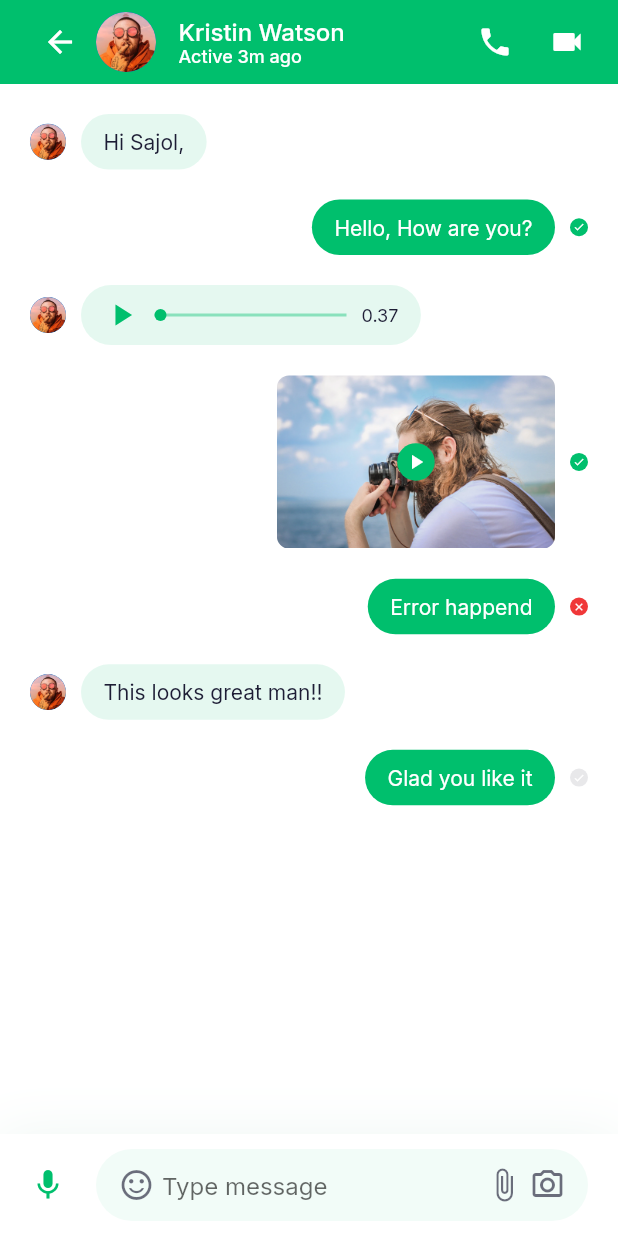
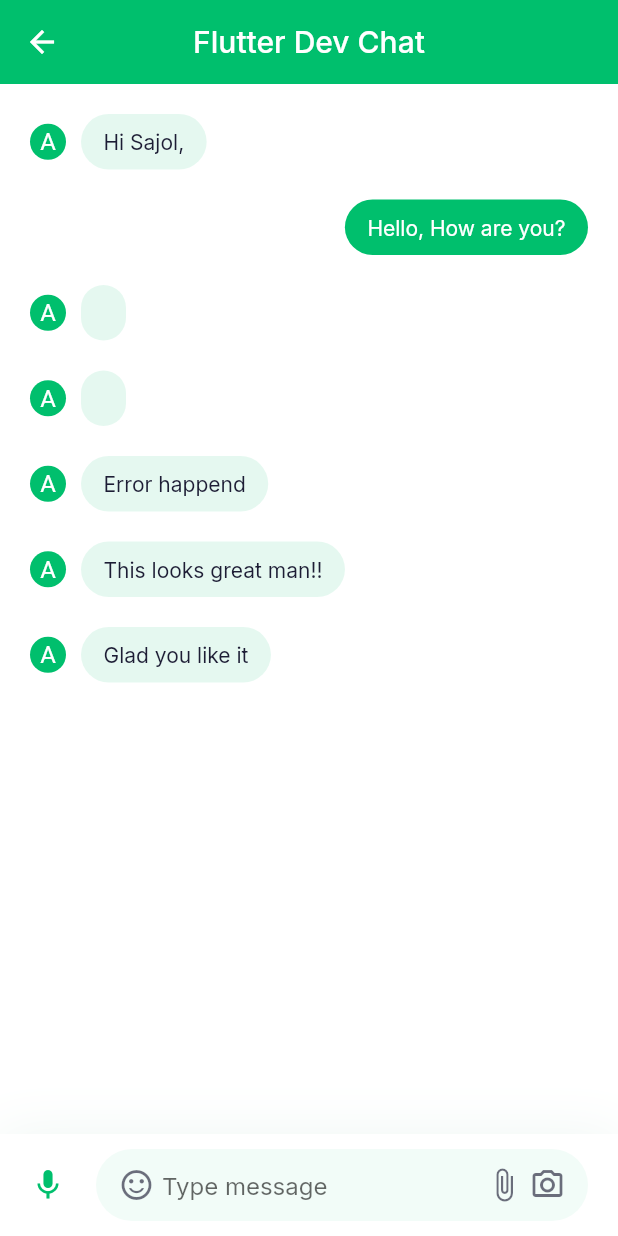
Before and after one commit to abuanwar072/Chat-Messaging-App-Light-and-Dark-Theme, a Flutter app: the MessagesScreen screen opened directly, on a phone screen of 412 x 824 dp. Run offline on Flutter 3.47's test engine with Material 2 defaults, Android fonts, the phone set to English and light mode, and no system bars; our stand-ins replace flutter_svg, form_field_validator, google_fonts.

Commit message:
message screen refactor

```diff
--- a/lib/screens/messages/components/body.dart
+++ /dev/null
@@ -1,27 +0,0 @@
-import 'package:chat/constants.dart';
-import 'package:chat/models/ChatMessage.dart';
-import 'package:flutter/material.dart';
-
-import 'chat_input_field.dart';
-import 'message.dart';
-
-class Body extends StatelessWidget {
-  @override
-  Widget build(BuildContext context) {
-    return Column(
-      children: [
-        Expanded(
-          child: Padding(
-            padding: const EdgeInsets.symmetric(horizontal: defaultPadding),
-            child: ListView.builder(
-              itemCount: demeChatMessages.length,
-              itemBuilder: (context, index) =>
-                  Message(message: demeChatMessages[index]),
-            ),
-          ),
-        ),
-        ChatInputField(),
-      ],
-    );
-  }
-}
--- a/lib/screens/messages/components/message.dart
+++ b/lib/screens/messages/components/message.dart
@@ -1,87 +1,40 @@
-import 'package:chat/models/ChatMessage.dart';
 import 'package:flutter/material.dart';
 
 import '../../../constants.dart';
-import 'audio_message.dart';
 import 'text_message.dart';
-import 'video_message.dart';
 
 class Message extends StatelessWidget {
   const Message({
     Key? key,
     required this.message,
+    this.isSender = false,
   }) : super(key: key);
 
-  final ChatMessage message;
+  final String message;
+  final bool isSender;
 
   @override
   Widget build(BuildContext context) {
-    Widget messageContaint(ChatMessage message) {
-      switch (message.messageType) {
-        case ChatMessageType.text:
-          return TextMessage(message: message);
-        case ChatMessageType.audio:
-          return AudioMessage(message: message);
-        case ChatMessageType.video:
-          return VideoMessage();
-        default:
-          return SizedBox();
-      }
-    }
-
     return Padding(
       padding: const EdgeInsets.only(top: defaultPadding),
       child: Row(
         mainAxisAlignment:
-            message.isSender ? MainAxisAlignment.end : MainAxisAlignment.start,
+            isSender ? MainAxisAlignment.end : MainAxisAlignment.start,
         children: [
-          if (!message.isSender) ...[
+          if (!isSender) ...[
             CircleAvatar(
               radius: 12,
-              backgroundImage: AssetImage("assets/images/user_2.png"),
+              backgroundColor: kPrimaryColor,
+              child: Text(
+                "A",
+                style: TextStyle(color: Colors.white),
+              ),
             ),
             SizedBox(width: defaultPadding / 2),
           ],
-          messageContaint(message),
-          if (message.isSender) MessageStatusDot(status: message.messageStatus)
+          TextMessage(message: message, isSender: isSender),
         ],
       ),
     );
   }
 }
-
-class MessageStatusDot extends StatelessWidget {
-  final MessageStatus? status;
-
-  const MessageStatusDot({Key? key, this.status}) : super(key: key);
-  @override
-  Widget build(BuildContext context) {
-    Color dotColor(MessageStatus status) {
-      switch (status) {
-        case MessageStatus.not_sent:
-          return kErrorColor;
-        case MessageStatus.not_view:
-          return Theme.of(context).textTheme.bodyLarge!.color!.withOpacity(0.1);
-        case MessageStatus.viewed:
-          return kPrimaryColor;
-        default:
-          return Colors.transparent;
-      }
-    }
-
-    return Container(
-      margin: EdgeInsets.only(left: defaultPadding / 2),
-      height: 12,
-      width: 12,
-      decoration: BoxDecoration(
-        color: dotColor(status!),
-        shape: BoxShape.circle,
-      ),
-      child: Icon(
-        status == MessageStatus.not_sent ? Icons.close : Icons.done,
-        size: 8,
-        color: Theme.of(context).scaffoldBackgroundColor,
-      ),
-    );
-  }
-}
--- a/lib/screens/messages/components/text_message.dart
+++ b/lib/screens/messages/components/text_message.dart
@@ -6,10 +6,12 @@
 class TextMessage extends StatelessWidget {
   const TextMessage({
     Key? key,
-    this.message,
+    required this.message,
+    this.isSender = false,
   }) : super(key: key);
 
-  final ChatMessage? message;
+  final String message;
+  final bool isSender;
 
   @override
   Widget build(BuildContext context) {
@@ -22,13 +24,13 @@
         vertical: defaultPadding / 2,
       ),
       decoration: BoxDecoration(
-        color: kPrimaryColor.withOpacity(message!.isSender ? 1 : 0.1),
+        color: kPrimaryColor.withOpacity(isSender ? 1 : 0.1),
         borderRadius: BorderRadius.circular(30),
       ),
       child: Text(
-        message!.text,
+        message,
         style: TextStyle(
-          color: message!.isSender
+          color: isSender
               ? Colors.white
               : Theme.of(context).textTheme.bodyLarge!.color,
         ),
--- a/lib/screens/messages/message_screen.dart
+++ b/lib/screens/messages/message_screen.dart
@@ -1,53 +1,35 @@
 import 'package:chat/constants.dart';
 import 'package:flutter/material.dart';
 
-import 'components/body.dart';
+import '../../models/ChatMessage.dart';
+import 'components/chat_input_field.dart';
+import 'components/message.dart';
 
 class MessagesScreen extends StatelessWidget {
   @override
   Widget build(BuildContext context) {
     return Scaffold(
-      appBar: buildAppBar(),
-      body: Body(),
-    );
-  }
-
-  AppBar buildAppBar() {
-    return AppBar(
-      automaticallyImplyLeading: false,
-      title: Row(
+      appBar: AppBar(
+        centerTitle: true,
+        title: Text("Flutter Dev Chat"),
+      ),
+      body: Column(
         children: [
-          BackButton(),
-          CircleAvatar(
-            backgroundImage: AssetImage("assets/images/user_2.png"),
+          Expanded(
+            child: Padding(
+              padding: const EdgeInsets.symmetric(horizontal: defaultPadding),
+              child: ListView.builder(
+                itemCount: demeChatMessages.length,
+                itemBuilder: (context, index) => Message(
+                  message: demeChatMessages[index].text,
+                  isSender: index == 1,
+                ),
+              ),
+            ),
           ),
-          SizedBox(width: defaultPadding * 0.75),
-          Column(
-            crossAxisAlignment: CrossAxisAlignment.start,
-            children: [
-              Text(
-                "Kristin Watson",
-                style: TextStyle(fontSize: 16),
-              ),
-              Text(
-                "Active 3m ago",
-                style: TextStyle(fontSize: 12),
-              )
-            ],
-          )
+          ChatInputField(),
         ],
       ),
-      actions: [
-        IconButton(
-          icon: Icon(Icons.local_phone),
-          onPressed: () {},
-        ),
-        IconButton(
-          icon: Icon(Icons.videocam),
-          onPressed: () {},
-        ),
-        SizedBox(width: defaultPadding / 2),
-      ],
     );
   }
 }
```
Also changed, not shown: lib/screens/chats/chats_screen.dart (deleted, +0 -67 lines), lib/screens/chats/components/body.dart (deleted, +0 -47 lines), lib/screens/chats/components/chat_card.dart (deleted, +0 -82 lines).
